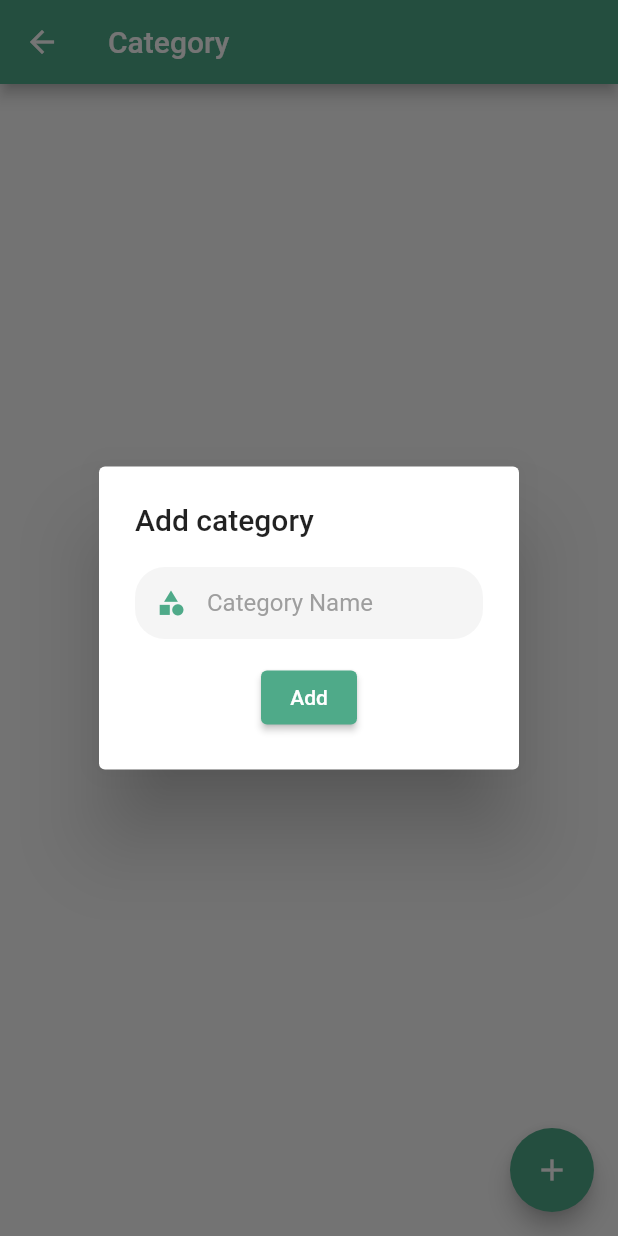
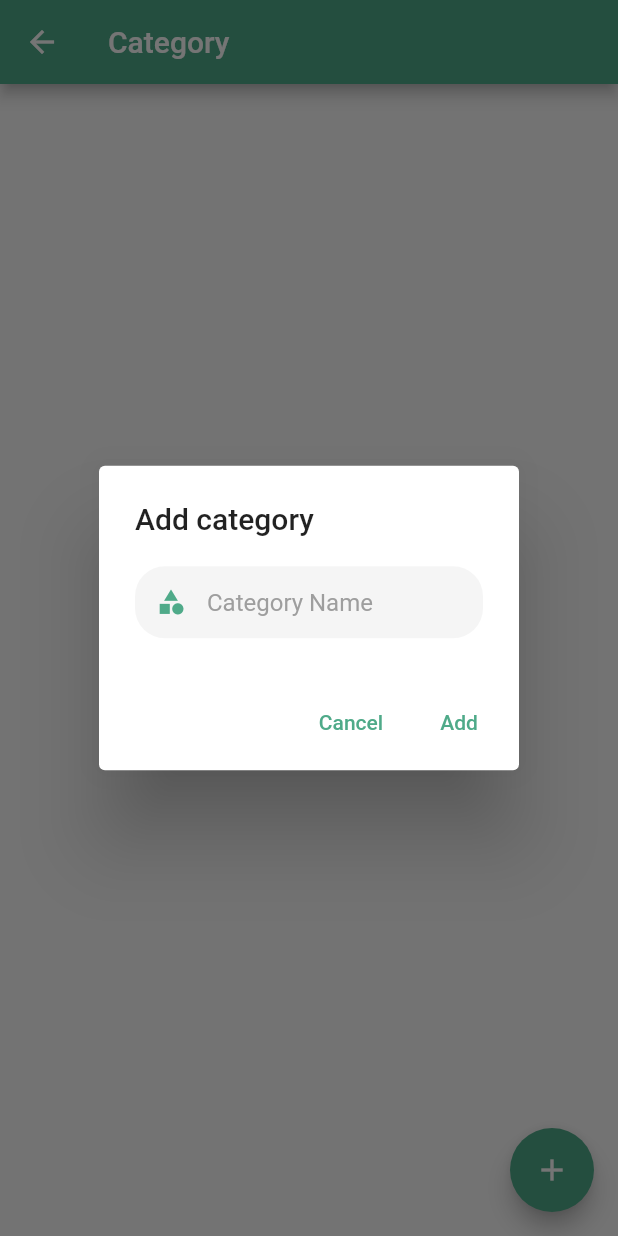
Before and after one commit to raselhossen125/e_commerce_admin, a Flutter app: the CategoryPage screen opened by its route, after a tap on the "add" icon, on a phone screen of 412 x 824 dp. Run offline on Flutter 3.47's test engine with Material 2 defaults, Android fonts, the phone set to English and light mode, and no system bars; our stand-ins replace cloud_firestore, firebase_auth, firebase_core, firebase_storage, image_picker; accounts and stored records are empty.

Commit message:
new profuct save

```diff
--- a/lib/db/db_helper.dart
+++ b/lib/db/db_helper.dart
@@ -1,10 +1,19 @@
 import 'package:cloud_firestore/cloud_firestore.dart';
+import 'package:e_commerce_admin/model/product_model.dart';
+import 'package:e_commerce_admin/model/purchase_model.dart';
 
 import '../model/category_model.dart';
 
 class DBHelper {
   static const adminCollection = 'Admins';
   static const categoriesCollection = 'Categories';
+  static const productsCollection = 'Products';
+  static const purchaseCollection = 'Purchase';
+  static const usersCollection = 'Users';
+  static const ordersCollection = 'Orders';
+  static const ordersDetailsCollection = 'OrderDetails';
+  static const settingsCollection = 'Settings';
+  static const documentConstant = 'OrderConstant';
   static final FirebaseFirestore _db = FirebaseFirestore.instance;
 
   static Future<bool> isAdmin(String uid) async {
@@ -18,6 +27,31 @@ class DBHelper {
     return doc.set(categoryModel.toMap());
   }
 
+  static Future<void> addProduct(
+    ProductModel productModel,
+    PurchaseModel purchaseModel,
+    String catId,
+    num count,
+  ) {
+    final wb = _db.batch();
+    final proDoc = _db.collection(productsCollection).doc();
+    final purDoc = _db.collection(purchaseCollection).doc();
+    final catDoc = _db.collection(categoriesCollection).doc(catId);
+    productModel.id = proDoc.id;
+    purchaseModel.productId = purDoc.id;
+    wb.set(proDoc, productModel.toMap());
+    wb.set(purDoc, purchaseModel.toMap());
+    wb.update(catDoc, {CategoryProductCount: count});
+    return wb.commit();
+  }
+
   static Stream<QuerySnapshot<Map<String, dynamic>>> getAllCategories() =>
       _db.collection(categoriesCollection).snapshots();
+
+  static Stream<QuerySnapshot<Map<String, dynamic>>> getAllProducts() =>
+      _db.collection(productsCollection).snapshots();
+
+  static upDateProduct(String id, Map<String, dynamic> map) {
+    return _db.collection(productsCollection).doc(id).update(map);
+  }
 }
--- a/lib/main.dart
+++ b/lib/main.dart
@@ -5,6 +5,7 @@ import 'package:e_commerce_admin/pages/launcher_page.dart';
 import 'package:e_commerce_admin/pages/logIn_page.dart';
 import 'package:e_commerce_admin/pages/new_products_page.dart';
 import 'package:e_commerce_admin/pages/orders_page.dart';
+import 'package:e_commerce_admin/pages/product_details_page.dart';
 import 'package:e_commerce_admin/pages/products_page.dart';
 import 'package:e_commerce_admin/pages/report_page.dart';
 import 'package:e_commerce_admin/pages/settings_page.dart';
@@ -72,6 +73,7 @@ class MyApp extends StatelessWidget {
         SettingsPage.routeName: (_) => SettingsPage(),
         UsersPage.routeName: (_) => UsersPage(),
         NewProductsPage.routeName: (_) => NewProductsPage(),
+        ProductDetailsPage.routeName: (_) => ProductDetailsPage(),
       },
     );
   }
--- a/lib/pages/category_page.dart
+++ b/lib/pages/category_page.dart
@@ -44,10 +44,7 @@ class CategoryPage extends StatelessWidget {
         context: context,
         builder: (context) => AlertDialog(
               title: Text('Add category'),
-              content: Column(
-                mainAxisSize: MainAxisSize.min,
-                children: [
-                  TextFormField(
+              content: TextFormField(
                 controller: nameController,
                 cursorColor: appColor.cardColor,
                 keyboardType: TextInputType.emailAddress,
@@ -72,10 +69,13 @@ class CategoryPage extends StatelessWidget {
                   ),
                 ),
               ),
-                  SizedBox(
-                    height: 15,
-                  ),
-                  ElevatedButton(
+              actions: [
+                TextButton(
+                    onPressed: () {
+                      Navigator.of(context).pop();
+                    },
+                    child: Text('Cancel')),
+                TextButton(
                     onPressed: () {
                       context
                           .read<ProductProvider>()
@@ -89,7 +89,6 @@ class CategoryPage extends StatelessWidget {
                     },
                     child: Text('Add')),
               ],
-              ),
             ));
   }
 }
--- a/lib/pages/dashbord_page.dart
+++ b/lib/pages/dashbord_page.dart
@@ -21,6 +21,7 @@ class DashbordPage extends StatelessWidget {
   @override
   Widget build(BuildContext context) {
     Provider.of<ProductProvider>(context, listen: false).getAllcategories();
+    Provider.of<ProductProvider>(context, listen: false).getAllProducts();
     return Scaffold(
       backgroundColor: appColor.bgColor,
       appBar: AppBar(
```
Also changed, not shown: lib/pages/products_page.dart (+21 -0 lines), lib/provider/product_provider.dart (+26 -1 lines). Lines whose indentation alone changed are shown as unchanged.
